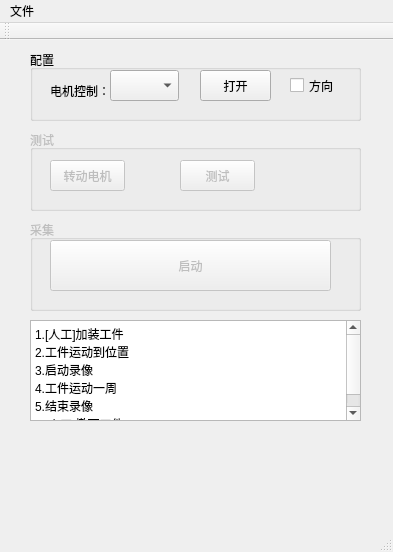
First picture: the form in trunk/ProjectCode/SGVcode/main_gui_crack/mainwindow.ui, repository blacksherry0831/slicOutDoorParallelCollection.Spiral, before the edit.
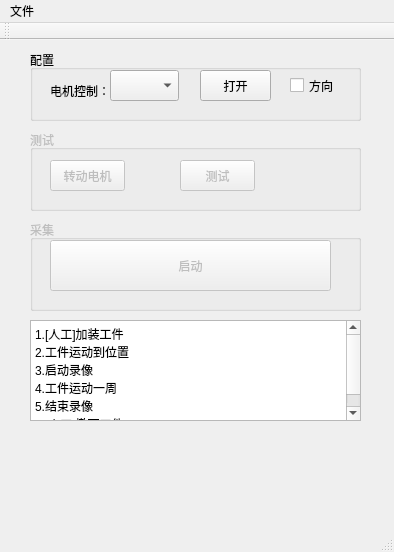
Second picture: the form after the edit.

```diff
--- a/trunk/ProjectCode/SGVcode/main_gui_crack/mainwindow.ui
+++ b/trunk/ProjectCode/SGVcode/main_gui_crack/mainwindow.ui
@@ -6,7 +6,7 @@
    <rect>
     <x>0</x>
     <y>0</y>
-    <width>393</width>
+    <width>394</width>
     <height>552</height>
    </rect>
   </property>
@@ -180,7 +180,7 @@
     <rect>
      <x>0</x>
      <y>0</y>
-     <width>393</width>
+     <width>394</width>
      <height>23</height>
     </rect>
    </property>
```
